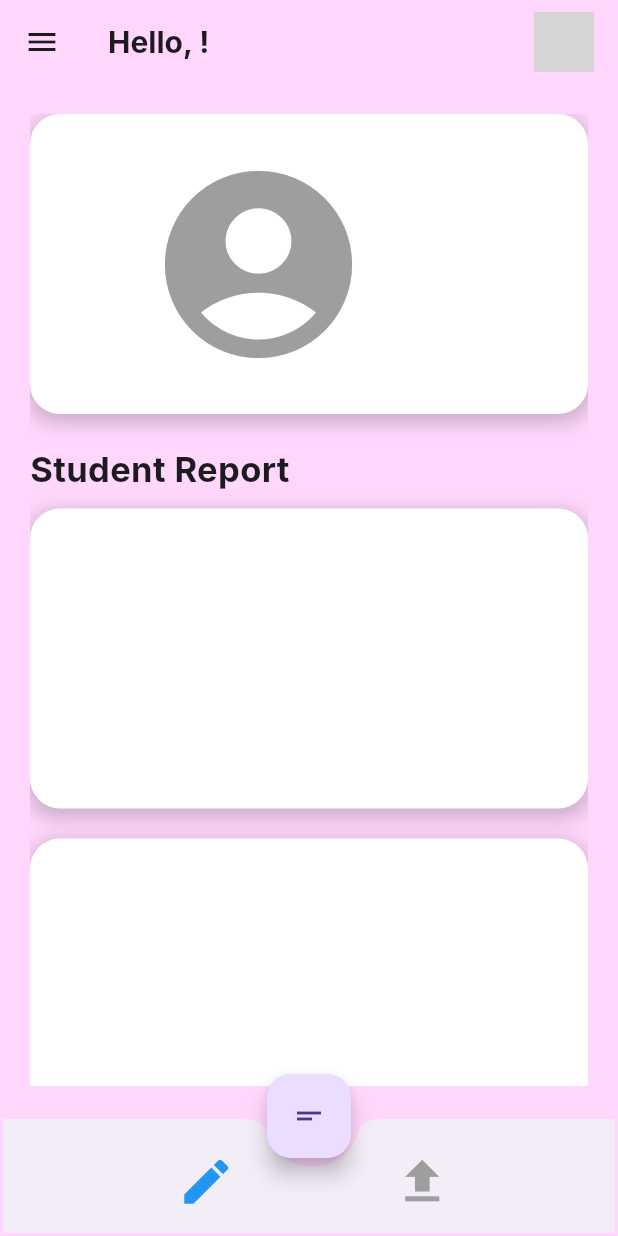
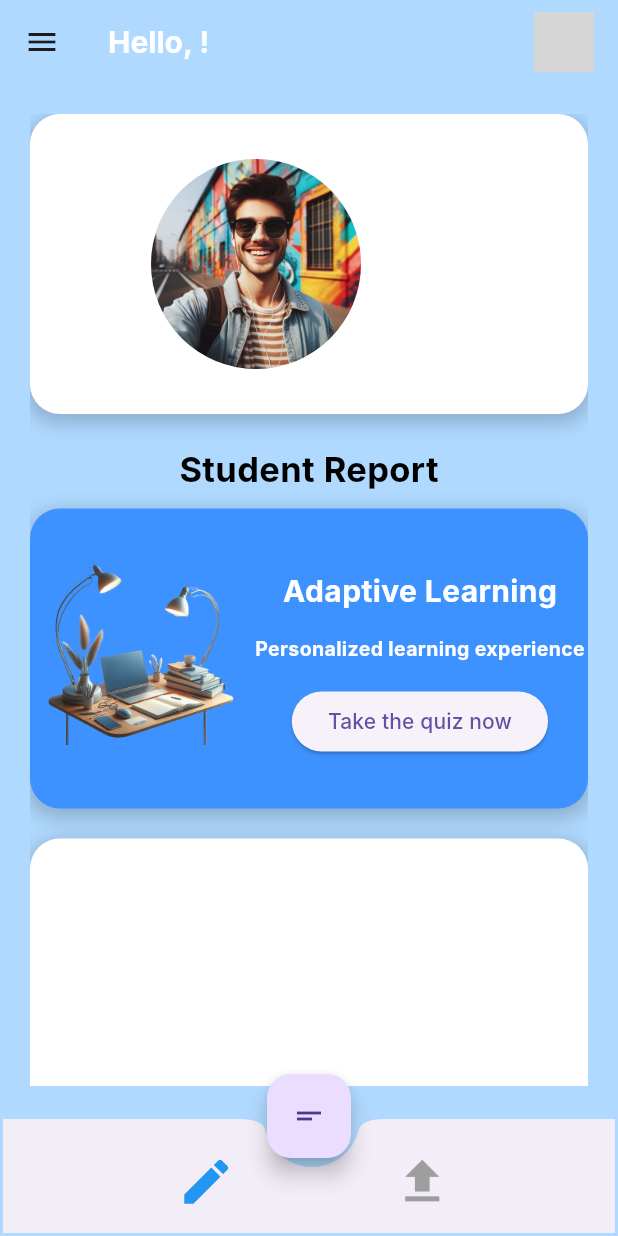
Before and after one commit to rushabhkhandhar/Devopia-Overloadoblivion, a Flutter app: the StudentHomepage screen opened directly, on a phone screen of 412 x 824 dp. Run offline on Flutter 3.47's test engine with Material 3 defaults, Android fonts, the phone set to English and light mode, and no system bars; our stand-ins replace animated_splash_screen, cloud_firestore, dash_chat_2, dio, file_picker, firebase_auth and 4 more; accounts and stored records are empty; network calls fail; Roboto replaces fonts that are missing (Inter); grey boxes are pictures that could not be loaded.

Commit message:
Adding Quiz adaptive first draft

```diff
--- a/lib/global/global_var.dart
+++ b/lib/global/global_var.dart
@@ -8,5 +8,5 @@ class GlobalVariables {
       end: Alignment.bottomCenter);
   static const fontsize = 33;
 
-  static String Url = 'https://6da7-115-112-43-148.ngrok-free.app';
+  static String Url = 'https://c50c-115-112-43-148.ngrok-free.app';
 }
--- /dev/null
+++ b/lib/screens/adaptive_learning.dart
@@ -0,0 +1,81 @@
+class Question {
+  final String question;
+  final String correctAnswer;
+  final List<String> incorrectAnswers;
+
+  Question(this.question, this.correctAnswer, this.incorrectAnswers);
+}
+
+enum QuestionDifficulty {
+  EASY,
+  MEDIUM,
+  HARD,
+}
+
+class QuestionManager {
+  final Map<String, dynamic> easyQuestions;
+  final Map<String, dynamic> mediumQuestions;
+  final Map<String, dynamic> hardQuestions;
+  QuestionDifficulty currentDifficulty = QuestionDifficulty.EASY;
+  int correctStreak = 0;
+  int numCorrectAnswers = 0;
+  int numIncorrectAnswers = 0;
+
+  QuestionManager(this.easyQuestions, this.mediumQuestions, this.hardQuestions);
+
+  Question getNextQuestion() {
+    if (correctStreak >= 3) {
+      increaseDifficulty();
+    } else if (correctStreak < 0) {
+      decreaseDifficulty();
+    }
+    correctStreak = 0; // Reset streak after each question
+
+    final questions = getQuestionsForDifficulty(currentDifficulty);
+    final questionMap = questions['questions'][0].removeAt(0);
+
+    return Question(
+      questionMap['question'],
+      questionMap['correct_answer'],
+      questionMap['incorrect_answers'].cast<String>(),
+    );
+  }
+
+  Map<String, dynamic> getQuestionsForDifficulty(
+      QuestionDifficulty difficulty) {
+    switch (difficulty) {
+      case QuestionDifficulty.EASY:
+        return easyQuestions;
+      case QuestionDifficulty.MEDIUM:
+        return mediumQuestions;
+      case QuestionDifficulty.HARD:
+        return hardQuestions;
+      default:
+        throw Exception('Invalid difficulty level');
+    }
+  }
+
+  void increaseDifficulty() {
+    if (currentDifficulty == QuestionDifficulty.EASY) {
+      currentDifficulty = QuestionDifficulty.MEDIUM;
+    } else if (currentDifficulty == QuestionDifficulty.MEDIUM) {
+      currentDifficulty = QuestionDifficulty.HARD;
+    }
+  }
+
+  void decreaseDifficulty() {
+    if (currentDifficulty == QuestionDifficulty.MEDIUM) {
+      currentDifficulty = QuestionDifficulty.EASY;
+    }
+  }
+
+  void registerCorrectAnswer() {
+    correctStreak++;
+    numCorrectAnswers++;
+  }
+
+  void registerWrongAnswer() {
+    correctStreak--;
+    numIncorrectAnswers++;
+  }
+}
--- a/lib/screens/student_homepage.dart
+++ b/lib/screens/student_homepage.dart
@@ -1,14 +1,18 @@
+import 'dart:convert';
+
 import 'package:cloud_firestore/cloud_firestore.dart';
 import 'package:devopia_overload_oblivion/Helper/helper_function.dart';
+import 'package:devopia_overload_oblivion/global/global_var.dart';
 import 'package:devopia_overload_oblivion/models/student_model.dart';
 import 'package:devopia_overload_oblivion/providers/student_provider.dart';
 import 'package:devopia_overload_oblivion/resources/auth_methods.dart';
+import 'package:devopia_overload_oblivion/screens/adaptive_learning.dart';
 import 'package:devopia_overload_oblivion/screens/assignments.dart';
 import 'package:devopia_overload_oblivion/screens/short_answer_screen.dart';
 import 'package:firebase_auth/firebase_auth.dart';
 import 'package:firebase_core/firebase_core.dart';
 import 'package:flutter/material.dart';
-
+import 'package:http/http.dart' as http;
 import 'package:devopia_overload_oblivion/resources/database.dart';
 import 'package:devopia_overload_oblivion/screens/quiz_play.dart';
 import 'package:devopia_overload_oblivion/screens/user_type_selec.dart';
@@ -26,8 +30,11 @@ class _StudentHomepageState extends State<StudentHomepage> {
   bool isCreateMode = true;
   AuthMethods auth = AuthMethods();
   FirebaseAuth firebaseauth = FirebaseAuth.instance;
-
+  bool isLoading = false;
   DatabaseService databaseService = new DatabaseService();
+  Map<String, dynamic> easyQuestions = {};
+  Map<String, dynamic> mediumQuestions = {};
+  Map<String, dynamic> hardQuestions = {};
 
   Widget quizList() {
     return SingleChildScrollView(
@@ -104,14 +111,96 @@ class _StudentHomepageState extends State<StudentHomepage> {
   @override
   Widget build(BuildContext context) {
     Student student = studentProvider.getUser();
+    String grade = "Grade 10";
+    getAdaptiveDataEasy() async {
+      switch (student.year) {
+        case "Grade 10":
+          grade = "10th Grade";
+          break;
+        case "Grade 11":
+          grade = "11th Grade";
+          break;
+        case "Grade 12":
+          grade = "12th Grade";
+          break;
+      }
+      final response = await http.post(
+        Uri.parse('${GlobalVariables.Url}/adaptive_easy'),
+        body: json.encode(<String, dynamic>{'grade': grade}),
+        headers: <String, String>{'Content-Type': 'application/json'},
+      );
+      if (response.statusCode == 200) {
+        var jsonData = jsonDecode(response.body);
+        if (jsonData.containsKey('questions')) {
+          easyQuestions.addAll(jsonData);
+        } else {
+          print("Error: 'questions' key not found in response");
+        }
+        //}
+        // Navigator.push(
+        //   context,
+        //   MaterialPageRoute(builder: (context) => AIQuizPlay()),
+        // );
+      } else {
+        print("Error");
+      }
+    }
+
+    getAdaptiveDataMedium() async {
+      final response = await http.post(
+        Uri.parse('${GlobalVariables.Url}/adaptive_medium'),
+        body: json.encode(<String, dynamic>{'grade': student.year}),
+        headers: <String, String>{'Content-Type': 'application/json'},
+      );
+      if (response.statusCode == 200) {
+        var jsonData = jsonDecode(response.body);
+        if (jsonData.containsKey('questions')) {
+          mediumQuestions.addAll(jsonData);
+        } else {
+          print("Error: 'questions' key not found in response");
+        }
+        //}
+        // Navigator.push(
+        //   context,
+        //   MaterialPageRoute(builder: (context) => AIQuizPlay()),
+        // );
+      } else {
+        print("Error");
+      }
+    }
+
+    getAdaptiveDataHard() async {
+      final response = await http.post(
+        Uri.parse('${GlobalVariables.Url}/adaptive_hard'),
+        body: json.encode(<String, dynamic>{'grade': student.year}),
+        headers: <String, String>{'Content-Type': 'application/json'},
+      );
+      if (response.statusCode == 200) {
+        var jsonData = jsonDecode(response.body);
+        if (jsonData.containsKey('questions')) {
+          hardQuestions.addAll(jsonData);
+        } else {
+          print("Error: 'questions' key not found in response");
+        }
+        //}
+        // Navigator.push(
+        //   context,
+        //   MaterialPageRoute(builder: (context) => AIQuizPlay()),
+        // );
+      } else {
+        print("Error");
+      }
+    }
+
     return Scaffold(
-      backgroundColor: Color.fromARGB(255, 255, 215, 252),
+      backgroundColor: Color.fromARGB(255, 175, 217, 255),
       appBar: AppBar(
         title: Text(
           'Hello, $name!',
           style: TextStyle(
             fontSize: 20,
             fontWeight: FontWeight.bold,
+            color: Colors.white,
           ),
         ),
         actions: [
@@ -127,6 +216,7 @@ class _StudentHomepageState extends State<StudentHomepage> {
         backgroundColor: Colors.transparent,
       ),
       drawer: Drawer(
+        surfaceTintColor: Colors.white,
         child: ListView(
           padding: const EdgeInsets.symmetric(vertical: 50),
           children: <Widget>[
@@ -197,11 +287,11 @@ class _StudentHomepageState extends State<StudentHomepage> {
         padding: const EdgeInsets.all(20.0),
         child: SingleChildScrollView(
           child: Column(
-            crossAxisAlignment: CrossAxisAlignment.start,
+            crossAxisAlignment: CrossAxisAlignment.center,
             children: [
               Container(
                 decoration: BoxDecoration(
-                  color: Colors.white,
+                  color: Color.fromARGB(255, 255, 255, 255),
                   borderRadius: BorderRadius.circular(20),
                   boxShadow: [
                     BoxShadow(
@@ -219,10 +309,9 @@ class _StudentHomepageState extends State<StudentHomepage> {
                   child: Row(
                     mainAxisAlignment: MainAxisAlignment.spaceEvenly,
                     children: [
-                      const Icon(
-                        Icons.account_circle,
-                        size: 150,
-                        color: Colors.grey,
+                      CircleAvatar(
+                        radius: 70,
+                        backgroundImage: AssetImage('assets/images/User.jpeg'),
                       ),
                       Column(
                         crossAxisAlignment: CrossAxisAlignment.start,
@@ -256,14 +345,95 @@ class _StudentHomepageState extends State<StudentHomepage> {
               ),
               Text(
                 "Student Report",
-                style: TextStyle(fontSize: 23, fontWeight: FontWeight.bold),
+                style: TextStyle(
+                    fontSize: 23,
+                    fontWeight: FontWeight.bold,
+                    color: Color.fromARGB(255, 0, 0, 0)),
               ),
               SizedBox(
                 height: 10,
               ),
               Container(
                 decoration: BoxDecoration(
-                  color: Colors.white,
+                  color: Color.fromARGB(255, 62, 146, 255),
+                  borderRadius: BorderRadius.circular(20),
+                  boxShadow: [
+                    BoxShadow(
+                      color: Colors.black.withOpacity(0.2),
+                      blurRadius: 10,
+                      spreadRadius: 2,
+                      offset: Offset(0, 4),
+                    ),
+                  ],
+                ),
+                width: MediaQuery.of(context).size.width - 10,
+                height: 200,
+                child: Row(
+                  children: [
+                    Padding(
+                      padding: const EdgeInsets.fromLTRB(10, 0, 0, 15),
+                      child: SizedBox(
+                        height: 130,
+                        width: 130,
+                        child: Image.asset(
+                          'assets/images/adaptive.png.png',
+                          fit: BoxFit.contain,
+                        ),
+                      ),
+                    ),
+                    Column(
+                      children: [
+                        Padding(
+                          padding: const EdgeInsets.fromLTRB(10, 40, 0, 15),
+                          child: Text(
+                            "Adaptive Learning",
+                            style: TextStyle(
+                                fontSize: 20,
+                                fontWeight: FontWeight.bold,
+                                color: Color.fromARGB(255, 255, 255, 255)),
+                          ),
+                        ),
+                        Padding(
+                          padding: const EdgeInsets.fromLTRB(10, 0, 0, 15),
+                          child: Text(
+                            "Personalized learning experience",
+                            style: TextStyle(
+                                fontSize: 13,
+                                fontWeight: FontWeight.bold,
+                                color: Color.fromARGB(255, 255, 255, 255)),
+                          ),
+                        ),
+                        Padding(
+                            padding: const EdgeInsets.fromLTRB(10, 0, 0, 15),
+                            child: ElevatedButton(
+                              onPressed: () async {
+                                await getAdaptiveDataEasy().then((value) {
+                                  getAdaptiveDataMedium().then((value) {
+                                    getAdaptiveDataHard().then((value) {
+                                      QuestionManager questionManager =
+                                          QuestionManager(easyQuestions,
+                                              mediumQuestions, hardQuestions);
+                                      print(easyQuestions);
+                                      print(mediumQuestions);
+                                      print(hardQuestions);
+                                      questionManager.getNextQuestion();
+                                    });
+                                  });
+                                });
+                              },
+                              child: Text("Take the quiz now"),
+                            )),
+                      ],
+                    )
+                  ],
+                ),
+              ),
+              SizedBox(
+                height: 20,
+              ),
+              Container(
+                decoration: BoxDecoration(
+                  color: Color.fromARGB(255, 255, 255, 255),
                   borderRadius: BorderRadius.circular(20),
                   boxShadow: [
                     BoxShadow(
@@ -282,26 +452,7 @@ class _StudentHomepageState extends State<StudentHomepage> {
               ),
               Container(
                 decoration: BoxDecoration(
-                  color: Colors.white,
-                  borderRadius: BorderRadius.circular(20),
-                  boxShadow: [
-                    BoxShadow(
-                      color: Colors.black.withOpacity(0.2),
-                      blurRadius: 10,
-                      spreadRadius: 2,
-                      offset: Offset(0, 4),
-                    ),
-                  ],
-                ),
-                width: MediaQuery.of(context).size.width - 10,
-                height: 200,
-              ),
-              SizedBox(
-                height: 20,
-              ),
-              Container(
-                decoration: BoxDecoration(
-                  color: Colors.white,
+                  color: Color.fromARGB(255, 255, 255, 255),
                   borderRadius: BorderRadius.circular(20),
                   boxShadow: [
                     BoxShadow(
--- a/pubspec.yaml
+++ b/pubspec.yaml
@@ -72,6 +72,7 @@ flutter:
   # To add assets to your application, add an assets section, like this:
   assets:
     - assets/images/
+    - assets/images/adaptive.png.png
     - assets/Lottie/
   # An image asset can refer to one or more resolution-specific "variants", see
   # https://flutter.dev/assets-and-images/#resolution-aware
```
Also changed, not shown: lib/screens/short_answer_screen.dart (+8 -8 lines), assets/images/User.jpeg (added), assets/images/adaptive.png.png (added).
